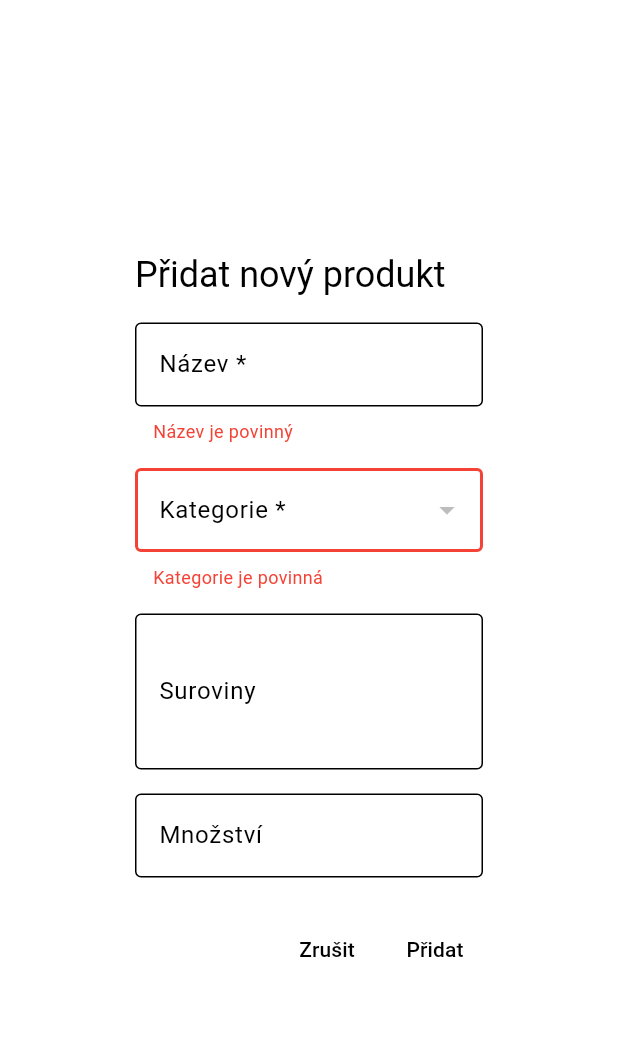
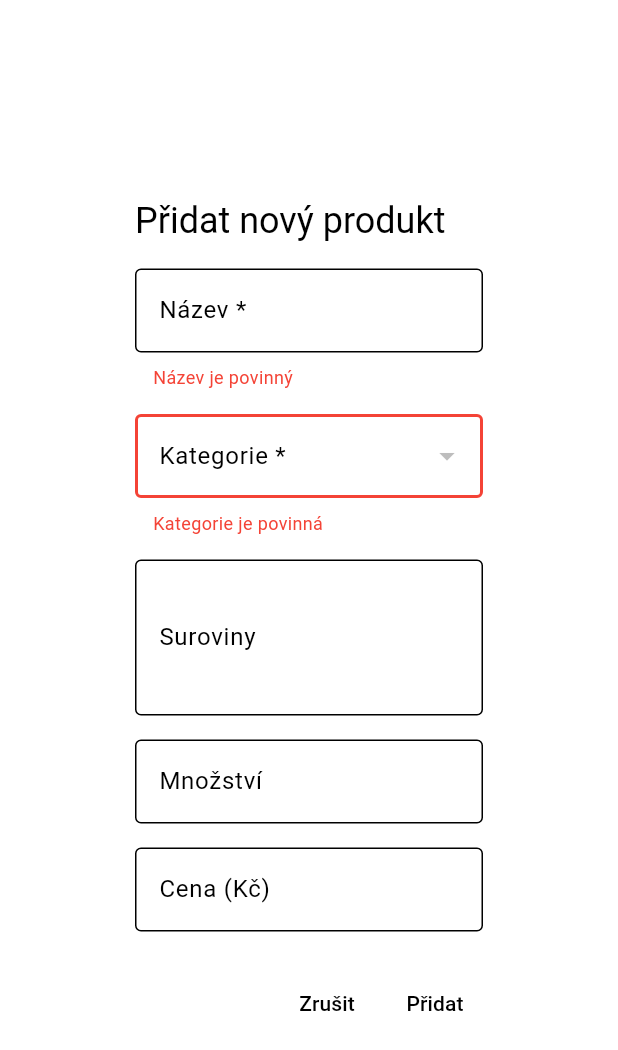
Before and after one commit to Werdyn13/Maturitni-projekt, a Flutter app: the _AddRecepturaDialog widget shown alone on an empty page, opened directly with empty values, after a tap on "Přidat", on a phone screen of 412 x 824 dp. Shown: the top 1050 px of the screen. Run offline on Flutter 3.47's test engine with Material 3 defaults, Android fonts, the phone set to English and light mode, and no system bars; our stand-ins replace shared_preferences, sidebarx, supabase_flutter, table_calendar; missing offline and left inert: pluto_grid; accounts and stored records are empty; network calls fail.

Commit message:
Přidání změny ceny.

```diff
--- a/lib/screens/admin_products_screen.dart
+++ b/lib/screens/admin_products_screen.dart
@@ -107,6 +107,9 @@ class _AdminProductsScreenState extends State<AdminProductsScreen> {
     final mnozstviController = TextEditingController(
       text: receptura['mnozstvi']?.toString() ?? '',
     );
+    final cenaController = TextEditingController(
+      text: receptura['cena']?.toString() ?? '',
+    );
     int? selectedKategorieId = receptura['kategorie_id'] as int?;
 
     showDialog(
@@ -156,6 +159,15 @@ class _AdminProductsScreenState extends State<AdminProductsScreen> {
                   ),
                   keyboardType: TextInputType.number,
                 ),
+                const SizedBox(height: 16),
+                TextField(
+                  controller: cenaController,
+                  decoration: const InputDecoration(
+                    labelText: 'Cena (Kč)',
+                    border: OutlineInputBorder(),
+                  ),
+                  keyboardType: const TextInputType.numberWithOptions(decimal: true),
+                ),
               ],
             ),
           ),
@@ -176,6 +188,9 @@ class _AdminProductsScreenState extends State<AdminProductsScreen> {
                     mnozstvi: mnozstviController.text.isEmpty
                       ? null
                       : int.tryParse(mnozstviController.text),
+                    cena: cenaController.text.isEmpty
+                      ? null
+                      : double.tryParse(cenaController.text),
                   );
                   await _loadReceptury();
                   if (mounted) {
@@ -259,6 +274,14 @@ class _AdminProductsScreenState extends State<AdminProductsScreen> {
         enableSorting: true,
       ),
       PlutoColumn(
+        title: 'Cena (Kč)',
+        field: 'cena',
+        type: PlutoColumnType.text(),
+        width: 120,
+        enableEditingMode: false,
+        enableSorting: true,
+      ),
+      PlutoColumn(
         title: 'Akce',
         field: 'akce',
         type: PlutoColumnType.text(),
@@ -303,6 +326,11 @@ class _AdminProductsScreenState extends State<AdminProductsScreen> {
           'mnozstvi': PlutoCell(
             value: receptura['mnozstvi'] != null
               ? receptura['mnozstvi'].toString()
+              : '',
+          ),
+          'cena': PlutoCell(
+            value: receptura['cena'] != null
+              ? receptura['cena'].toString()
               : '',
           ),
           'akce': PlutoCell(value: ''),
@@ -412,6 +440,7 @@ class _AddRecepturaDialogState extends State<_AddRecepturaDialog> {
   final nazevController = TextEditingController();
   final surovinyController = TextEditingController();
   final mnozstviController = TextEditingController();
+  final cenaController = TextEditingController();
   int? _selectedKategorieId;
 
   bool _nazevError = false;
@@ -422,6 +451,7 @@ class _AddRecepturaDialogState extends State<_AddRecepturaDialog> {
     nazevController.dispose();
     surovinyController.dispose();
     mnozstviController.dispose();
+    cenaController.dispose();
     super.dispose();
   }
 
@@ -443,6 +473,9 @@ class _AddRecepturaDialogState extends State<_AddRecepturaDialog> {
         mnozstvi: mnozstviController.text.isEmpty
           ? null
           : int.tryParse(mnozstviController.text),
+        cena: cenaController.text.isEmpty
+          ? null
+          : double.tryParse(cenaController.text),
       );
       widget.onSuccess();
       if (mounted) {
@@ -554,6 +587,15 @@ class _AddRecepturaDialogState extends State<_AddRecepturaDialog> {
               ),
               keyboardType: TextInputType.number,
             ),
+            const SizedBox(height: 16),
+            TextField(
+              controller: cenaController,
+              decoration: const InputDecoration(
+                labelText: 'Cena (Kč)',
+                border: OutlineInputBorder(),
+              ),
+              keyboardType: const TextInputType.numberWithOptions(decimal: true),
+            ),
           ],
         ),
       ),
--- a/lib/services/receptury_service.dart
+++ b/lib/services/receptury_service.dart
@@ -22,6 +22,7 @@ class RecepturyService {
     required int kategorieId,
     String? suroviny,
     int? mnozstvi,
+    double? cena,
   }) async {
     try {
       await _supabase.from('Receptury').insert({
@@ -29,6 +30,7 @@ class RecepturyService {
         'kategorie_id': kategorieId,
         'suroviny': suroviny,
         'mnozstvi': mnozstvi,
+        'cena': cena,
       });
     } catch (e) {
       rethrow;
@@ -42,6 +44,7 @@ class RecepturyService {
     int? kategorieId,
     String? suroviny,
     int? mnozstvi,
+    double? cena,
   }) async {
     try {
       final updateData = <String, dynamic>{};
@@ -50,6 +53,7 @@ class RecepturyService {
       if (kategorieId != null) updateData['kategorie_id'] = kategorieId;
       if (suroviny != null) updateData['suroviny'] = suroviny;
       if (mnozstvi != null) updateData['mnozstvi'] = mnozstvi;
+      if (cena != null) updateData['cena'] = cena;
 
       await _supabase
           .from('Receptury')
@@ -76,6 +80,12 @@ class RecepturyService {
   // Smazat recepturu
   Future<void> deleteReceptura(int id) async {
     try {
+      // Nejprve smazat všechny položky objednávek odkazující na tento produkt
+      await _supabase
+          .from('ObjednavkaZbozi')
+          .delete()
+          .eq('zbozi_id', id);
+
       await _supabase
           .from('Receptury')
           .delete()
```
